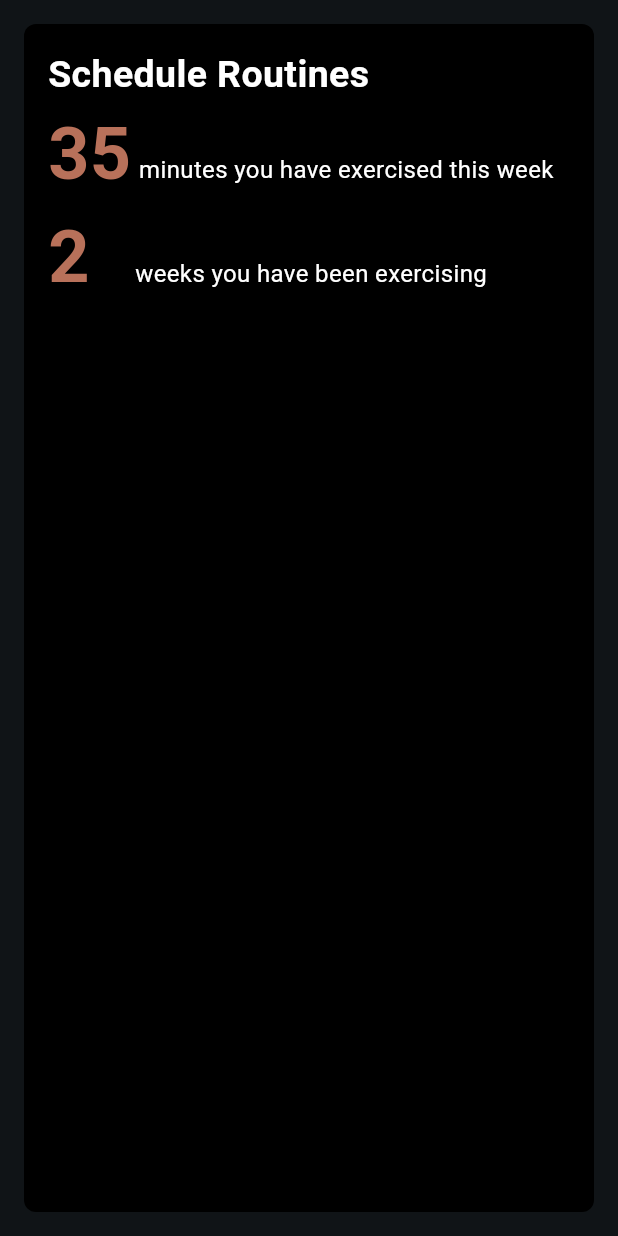
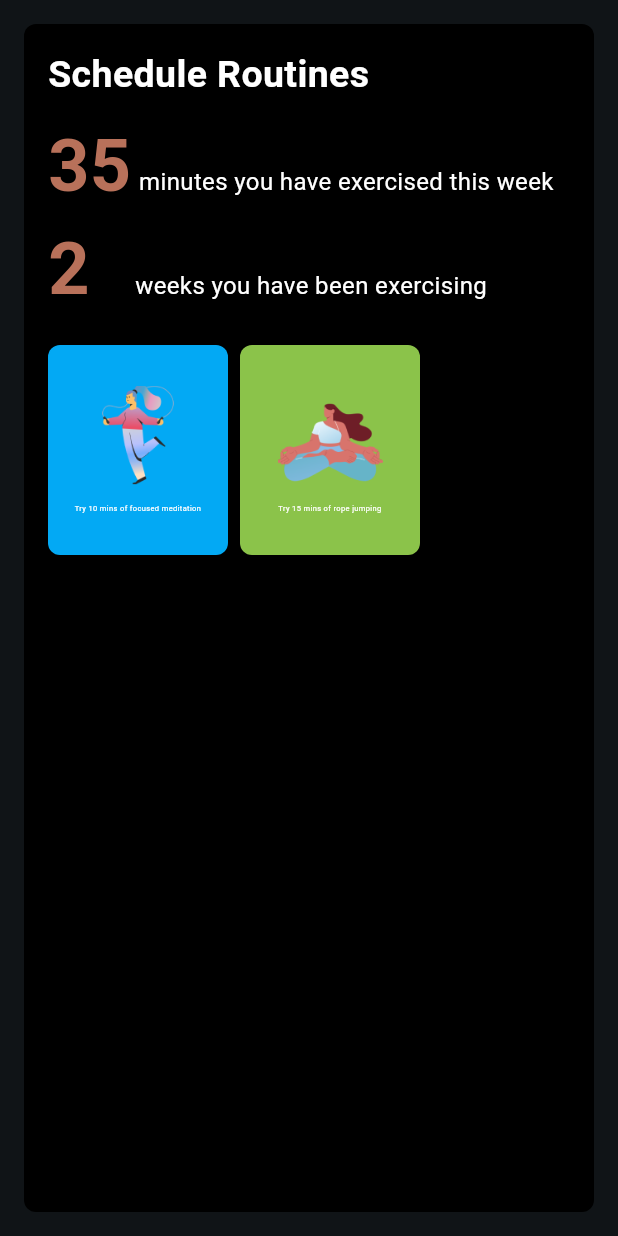
Before and after one commit to 51FanZzz/Mindease, a Flutter app: the DailyRoutinePage screen opened directly, on a phone screen of 412 x 824 dp. Run offline on Flutter 3.47's test engine with Material 3 defaults, Android fonts, the phone set to English and light mode, and no system bars; our stand-ins replace google_nav_bar.

Commit message:
RoutineTrackers update
Now there's picture and number indicators

```diff
--- a/lib/DailyRoutinePage.dart
+++ b/lib/DailyRoutinePage.dart
@@ -1,3 +1,5 @@
+import 'dart:ui';
+
 import 'package:flutter/cupertino.dart';
 import 'package:flutter/material.dart';
 import 'package:ocd_app/DailyEntertainmentPage.dart';
@@ -24,20 +26,54 @@ class DailyRoutinePage extends StatelessWidget{
                 'Schedule Routines', style: TextStyle(color: White, fontSize: titleFontSize, fontWeight: FontWeight.bold),
                  ),
 
+              SizedBox(height: 8,),
+
               _buildRoutineTxt('35', 'minutes you have exercised this week'),
               _buildRoutineTxt('2', '      weeks you have been exercising'),
+
               SizedBox(height: 16,),
 
+              // ignore: sized_box_for_whitespace
+              Container(
+                height: 140,
+                child: ListView(
+                  scrollDirection: Axis.horizontal,
+                  children:
+                  List.generate(2, (index) {
+                    return Padding(
+                      padding: EdgeInsets.only(right: 8.0),
+                      child: _buildExerciseWidget(
+                        index,
+                        index == 0
+                        ? 'assets/images/RopeJumping.png'
+                        :'assets/images/Meditation.png',
+                        index == 1
+                        ? 'Try 15 mins of rope jumping'
+                        :'Try 10 mins of focused meditation',
+                    ),
+                  );
+                }),
+              ),
+            ),
           ],
+        ),
 
-          ),
-        ),
-        ),
-    );
-  }
+      ),
+
+    ),
+  );
+}
 
 }
 
+
+
+
+
+
+
+
+// Convinent widget class for Schedule Routines text modifying
 Widget _buildRoutineTxt(String number, String text){
   return Row(
     crossAxisAlignment: CrossAxisAlignment.baseline,
@@ -57,3 +93,36 @@ Widget _buildRoutineTxt(String number, String text){
     ],
   );
 }
+
+// Convinent widget class for routine exercises
+Widget _buildExerciseWidget(int index, String imagePath, String title){
+  Color backgroundColor = index % 2 == 0 ? Colors.lightBlue : Colors.lightGreen;
+
+  return Container(
+    width: 120.0, // the width for the square widgets
+    decoration: BoxDecoration(
+      color: backgroundColor,
+      borderRadius: BorderRadius.circular(8.0),
+      ),
+      child: Column(
+        mainAxisAlignment: MainAxisAlignment.center ,
+        children: [
+          Image.asset(
+            imagePath,
+            width: 70.0,
+            height: 70.0,
+            fit: BoxFit.cover,
+          ),
+          SizedBox(height: 8,),
+          Text(
+            title,
+            style: TextStyle(
+              color:White, fontSize: 5.0
+            ),
+            textAlign: TextAlign.center,
+
+          ),
+        ],
+        ),
+  );
+}
```
